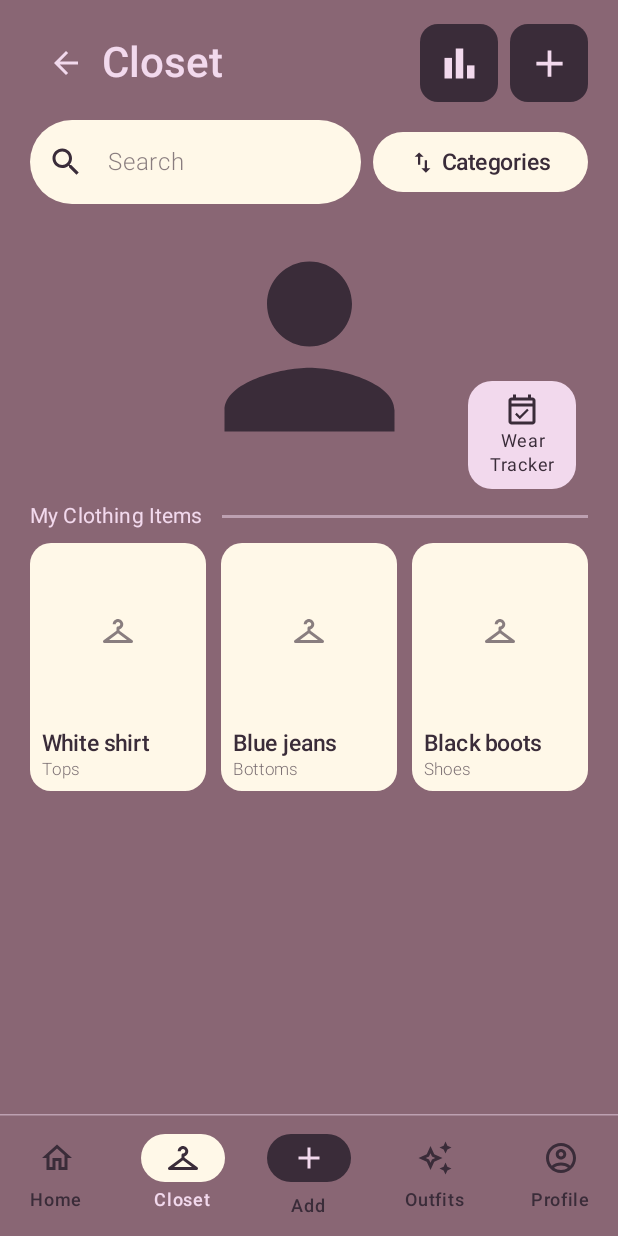
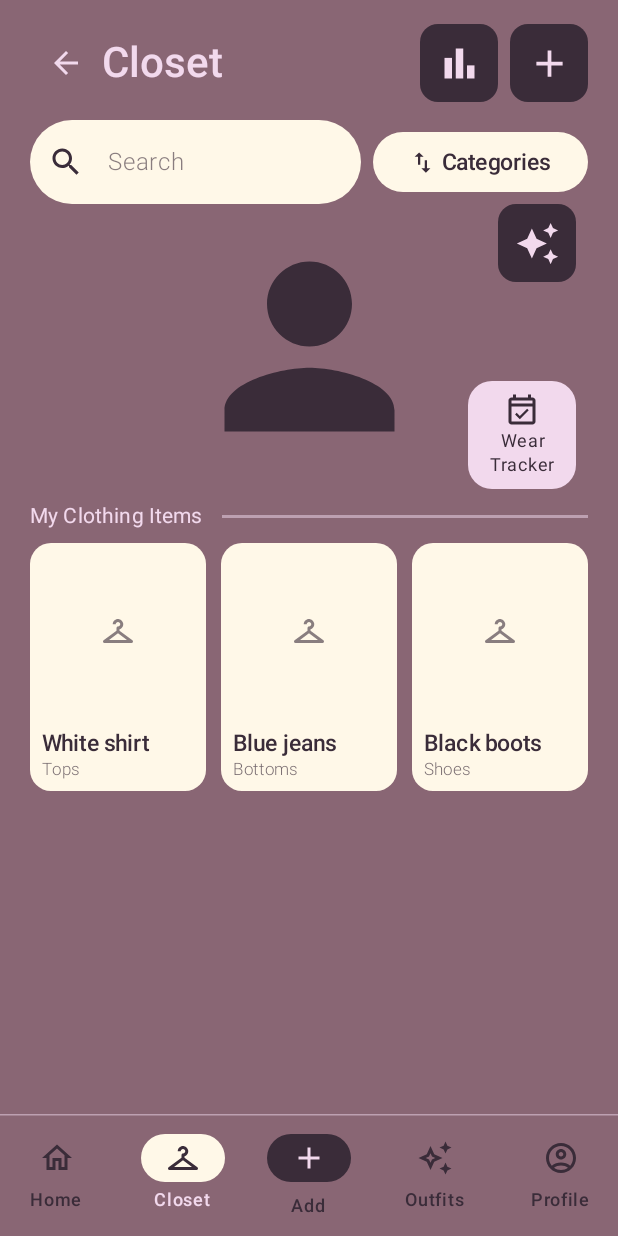
Before and after one commit to aljaziKhalid/Mobile-Application-Programming-Project-, an Android app built with Jetpack Compose: the @Preview function ClosetContentPreview, on a phone screen of 412 x 824 dp. Run offline under Robolectric (Android 15) with nearby library versions, the phone set to English and light mode, and no system bars.

Commit message:
Linked Closet Screen to Outfit Screen(Vault)

```diff
--- a/app/src/main/java/com/mystiq/ui/screens/Closet/ClosetScreen.kt
+++ b/app/src/main/java/com/mystiq/ui/screens/Closet/ClosetScreen.kt
@@ -21,6 +21,7 @@ import androidx.compose.foundation.verticalScroll
 import androidx.compose.material.icons.Icons
 import androidx.compose.material.icons.automirrored.filled.ArrowBack
 import androidx.compose.material.icons.filled.Add
+import androidx.compose.material.icons.filled.AutoAwesome
 import androidx.compose.material.icons.filled.BarChart
 import androidx.compose.material.icons.filled.Person
 import androidx.compose.material.icons.filled.Search
@@ -102,7 +103,7 @@ fun ClosetScreen(
                 onQueryChange = onSearchQueryChange,
                 onCategoriesClick = onCategoriesClick
             )
-            BodyPreview(onWearTrackerClick = onWearTrackerClick)
+            BodyPreview(onWearTrackerClick = onWearTrackerClick, onOutfitsClick = onOutfitsClick)
             SectionTitle("My Clothing Items")
 
             // This Box switches between the 4 UI states
@@ -146,11 +147,16 @@ private fun ClosetHeader(onBackClick: () -> Unit, onStatsClick: () -> Unit, onAd
 }
 
 @Composable
-private fun SquareIconButton(icon: ImageVector, contentDescription: String, onClick: () -> Unit) {
+private fun SquareIconButton(
+    icon: ImageVector,
+    contentDescription: String,
+    onClick: () -> Unit,
+    modifier: Modifier = Modifier
+) {
     val colors = MaterialTheme.colorScheme
     FilledIconButton(
         onClick = onClick,
-        modifier = Modifier.size(52.dp),
+        modifier = modifier.size(52.dp),
         shape = RoundedCornerShape(12.dp),
         colors = IconButtonDefaults.filledIconButtonColors(
             containerColor = colors.primary,
@@ -211,7 +217,7 @@ private fun SearchRow(
 }
 
 @Composable
-private fun BodyPreview(onWearTrackerClick: () -> Unit) {
+private fun BodyPreview(onWearTrackerClick: () -> Unit, onOutfitsClick: () -> Unit) {
     val colors = MaterialTheme.colorScheme
     Box(
         modifier = Modifier
@@ -226,6 +232,15 @@ private fun BodyPreview(onWearTrackerClick: () -> Unit) {
             modifier = Modifier
                 .size(170.dp)
                 .align(Alignment.Center)
+        )
+        // Star button (top-right of the preview) -> saved Outfits screen
+        SquareIconButton(
+            icon = Icons.Filled.AutoAwesome,
+            contentDescription = "Outfits",
+            onClick = onOutfitsClick,
+            modifier = Modifier
+                .align(Alignment.TopEnd)
+                .padding(end = 8.dp)
         )
         Surface(
             onClick = onWearTrackerClick,
--- a/app/src/main/java/com/mystiq/ui/screens/Outfit(Vault)/OutfitRoute.kt
+++ b/app/src/main/java/com/mystiq/ui/screens/Outfit(Vault)/OutfitRoute.kt
@@ -1,5 +1,6 @@
 package com.example.mystic.outfit
 
+import androidx.activity.compose.BackHandler
 import androidx.compose.runtime.Composable
 import androidx.compose.runtime.getValue
 import androidx.lifecycle.compose.collectAsStateWithLifecycle
@@ -12,6 +13,9 @@ fun OutfitRoute(
 ) {
     val uiState by viewModel.uiState.collectAsStateWithLifecycle()
 
+    // System back button also returns to the previous screen
+    BackHandler(onBack = onBackClick)
+
     OutfitScreen(
         uiState = uiState,
         onBackClick = onBackClick,
--- a/app/src/main/java/com/mystiq/ui/screens/Outfit(Vault)/OutfitScreen.kt
+++ b/app/src/main/java/com/mystiq/ui/screens/Outfit(Vault)/OutfitScreen.kt
@@ -36,7 +36,7 @@ fun OutfitScreen(
         modifier = modifier.fillMaxSize(),
         color = colors.background
     ) {
-        Column(Modifier.padding(16.dp)) {
+        Column(Modifier.safeDrawingPadding().padding(16.dp)) {
             IconButton(onClick = onBackClick) {
                 Icon(Icons.AutoMirrored.Filled.ArrowBack, contentDescription = "Back")
             }
```
Also changed, not shown: app/src/main/java/com/mystiq/MainActivity.kt (+12 -1 lines).
